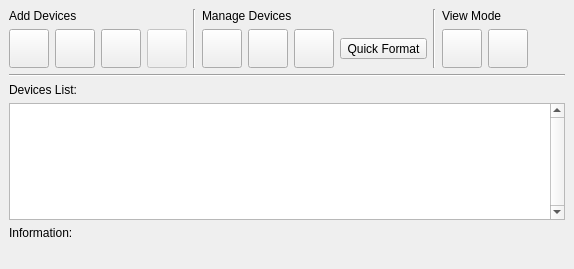
Old version of the form Device_Manager_Widget.ui in the repository qunying/aqemu-old.
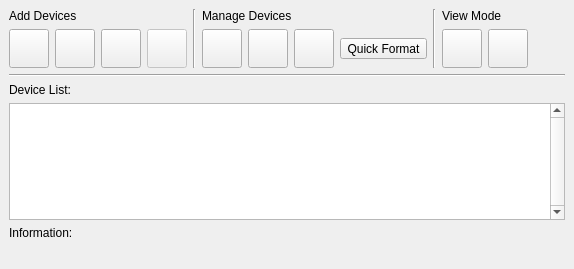
New version of the form. Icons and pictures are not drawn.

Diff of the .ui file:
```diff
--- a/Device_Manager_Widget.ui
+++ b/Device_Manager_Widget.ui
@@ -347,9 +347,9 @@
       <number>0</number>
      </property>
      <item>
-      <widget class="QLabel" name="Label_Devices_List" >
-       <property name="text" >
-        <string>Devices List:</string>
+      <widget class="QLabel" name="Label_Devices_List">
+       <property name="text">
+        <string>Device List:</string>
        </property>
       </widget>
      </item>
```
Left out of the diff: 371 changed lines with no effect on the pictures.
